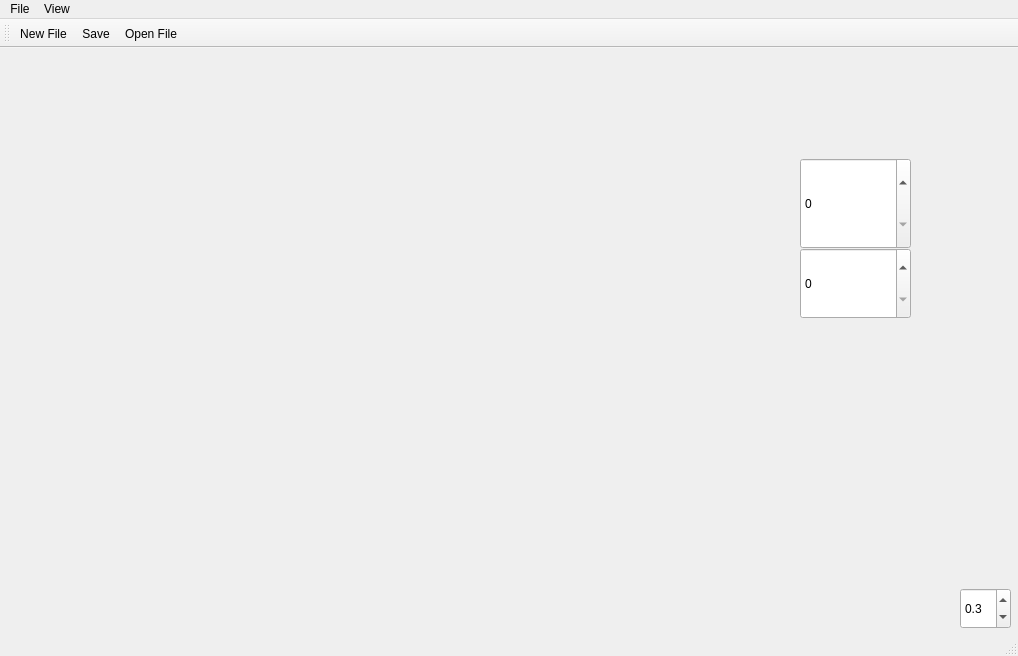
First picture: the form in mainwindow.ui, repository Kasyanov-Igor/Photoshop, before the edit.
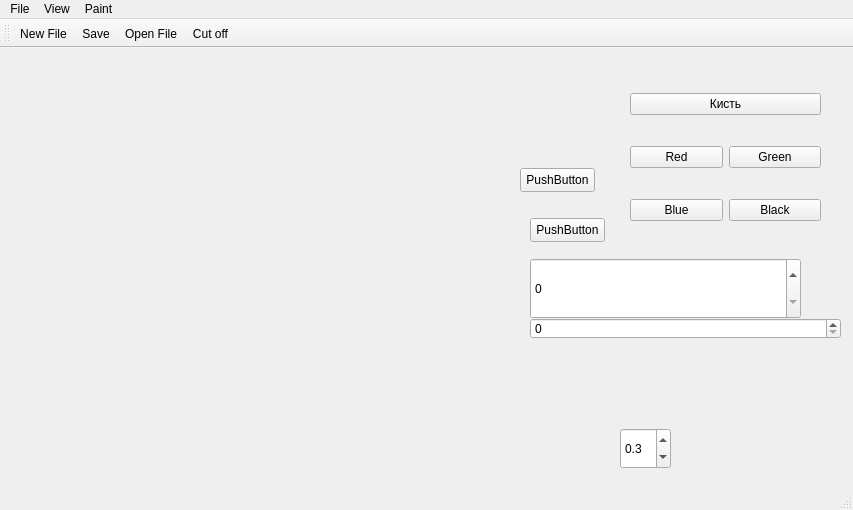
Second picture: the form after the edit. Icons and pictures are not drawn.

The edit to the form file:
```diff
--- a/mainwindow.ui
+++ b/mainwindow.ui
@@ -2,12 +2,15 @@
 <ui version="4.0">
  <class>MainWindow</class>
  <widget class="QMainWindow" name="MainWindow">
+  <property name="enabled">
+   <bool>true</bool>
+  </property>
   <property name="geometry">
    <rect>
     <x>0</x>
     <y>0</y>
-    <width>1018</width>
-    <height>656</height>
+    <width>853</width>
+    <height>510</height>
    </rect>
   </property>
   <property name="windowTitle">
@@ -22,8 +25,8 @@
      <rect>
       <x>10</x>
       <y>10</y>
-      <width>720</width>
-      <height>480</height>
+      <width>581</width>
+      <height>411</height>
      </rect>
     </property>
     <property name="maximumSize">
@@ -39,8 +42,8 @@
    <widget class="QDoubleSpinBox" name="doubleSpinBox">
     <property name="geometry">
      <rect>
-      <x>960</x>
-      <y>540</y>
+      <x>620</x>
+      <y>380</y>
       <width>51</width>
       <height>41</height>
      </rect>
@@ -73,30 +76,121 @@
     </property>
     <property name="geometry">
      <rect>
-      <x>800</x>
-      <y>110</y>
-      <width>111</width>
-      <height>91</height>
+      <x>530</x>
+      <y>210</y>
+      <width>271</width>
+      <height>61</height>
      </rect>
     </property>
    </widget>
    <widget class="QSpinBox" name="spinBox_2">
+    <property name="enabled">
+     <bool>true</bool>
+    </property>
     <property name="geometry">
      <rect>
-      <x>800</x>
-      <y>200</y>
-      <width>111</width>
-      <height>71</height>
+      <x>530</x>
+      <y>270</y>
+      <width>311</width>
+      <height>21</height>
      </rect>
     </property>
    </widget>
+   <widget class="QWidget" name="gridLayoutWidget">
+    <property name="geometry">
+     <rect>
+      <x>630</x>
+      <y>20</y>
+      <width>191</width>
+      <height>181</height>
+     </rect>
+    </property>
+    <layout class="QGridLayout" name="gridLayout">
+     <item row="1" column="0">
+      <widget class="QPushButton" name="But_red">
+       <property name="enabled">
+        <bool>true</bool>
+       </property>
+       <property name="text">
+        <string>Red</string>
+       </property>
+      </widget>
+     </item>
+     <item row="3" column="0">
+      <widget class="QPushButton" name="But_blue">
+       <property name="enabled">
+        <bool>true</bool>
+       </property>
+       <property name="autoFillBackground">
+        <bool>false</bool>
+       </property>
+       <property name="text">
+        <string>Blue</string>
+       </property>
+      </widget>
+     </item>
+     <item row="1" column="1">
+      <widget class="QPushButton" name="But_green">
+       <property name="enabled">
+        <bool>true</bool>
+       </property>
+       <property name="text">
+        <string>Green</string>
+       </property>
+      </widget>
+     </item>
+     <item row="3" column="1">
+      <widget class="QPushButton" name="But_black">
+       <property name="enabled">
+        <bool>true</bool>
+       </property>
+       <property name="text">
+        <string>Black</string>
+       </property>
+      </widget>
+     </item>
+     <item row="0" column="0" colspan="2">
+      <widget class="QPushButton" name="pushButton">
+       <property name="text">
+        <string>Кисть</string>
+       </property>
+      </widget>
+     </item>
+    </layout>
+   </widget>
+   <widget class="QPushButton" name="pushButton_2">
+    <property name="geometry">
+     <rect>
+      <x>520</x>
+      <y>120</y>
+      <width>75</width>
+      <height>24</height>
+     </rect>
+    </property>
+    <property name="text">
+     <string>PushButton</string>
+    </property>
+   </widget>
+   <widget class="QPushButton" name="pushButton_3">
+    <property name="geometry">
+     <rect>
+      <x>530</x>
+      <y>170</y>
+      <width>75</width>
+      <height>24</height>
+     </rect>
+    </property>
+    <property name="text">
+     <string>PushButton</string>
+    </property>
+   </widget>
   </widget>
   <widget class="QMenuBar" name="menubar">
    <property name="geometry">
     <rect>
      <x>0</x>
      <y>0</y>
-     <width>1018</width>
+     <width>853</width>
      <height>22</height>
     </rect>
    </property>
@@ -124,8 +218,15 @@
     <addaction name="menuChange_of_size"/>
     <addaction name="actionCuo_off"/>
    </widget>
+   <widget class="QMenu" name="menuPaint">
+    <property name="title">
+     <string>Paint</string>
+    </property>
+    <addaction name="actionBrush"/>
+   </widget>
    <addaction name="menuFile"/>
    <addaction name="menuView"/>
+   <addaction name="menuPaint"/>
   </widget>
   <widget class="QStatusBar" name="statusbar">
    <property name="enabled">
@@ -145,6 +246,7 @@
    <addaction name="actionNew_File"/>
    <addaction name="actionSave"/>
    <addaction name="actionOpen_File"/>
+   <addaction name="actionCuo_off"/>
   </widget>
   <action name="actionNew_File">
    <property name="icon">
```
Left out of the diff: 8 changed lines with no effect on the pictures.
